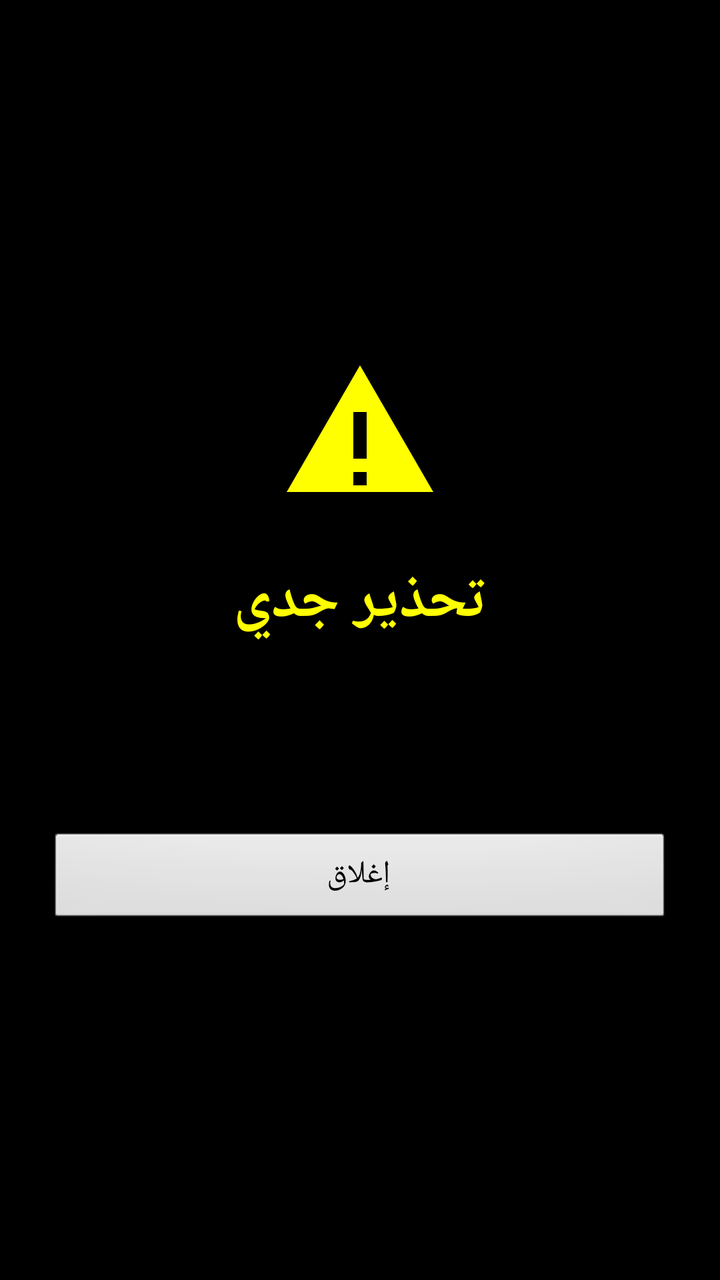
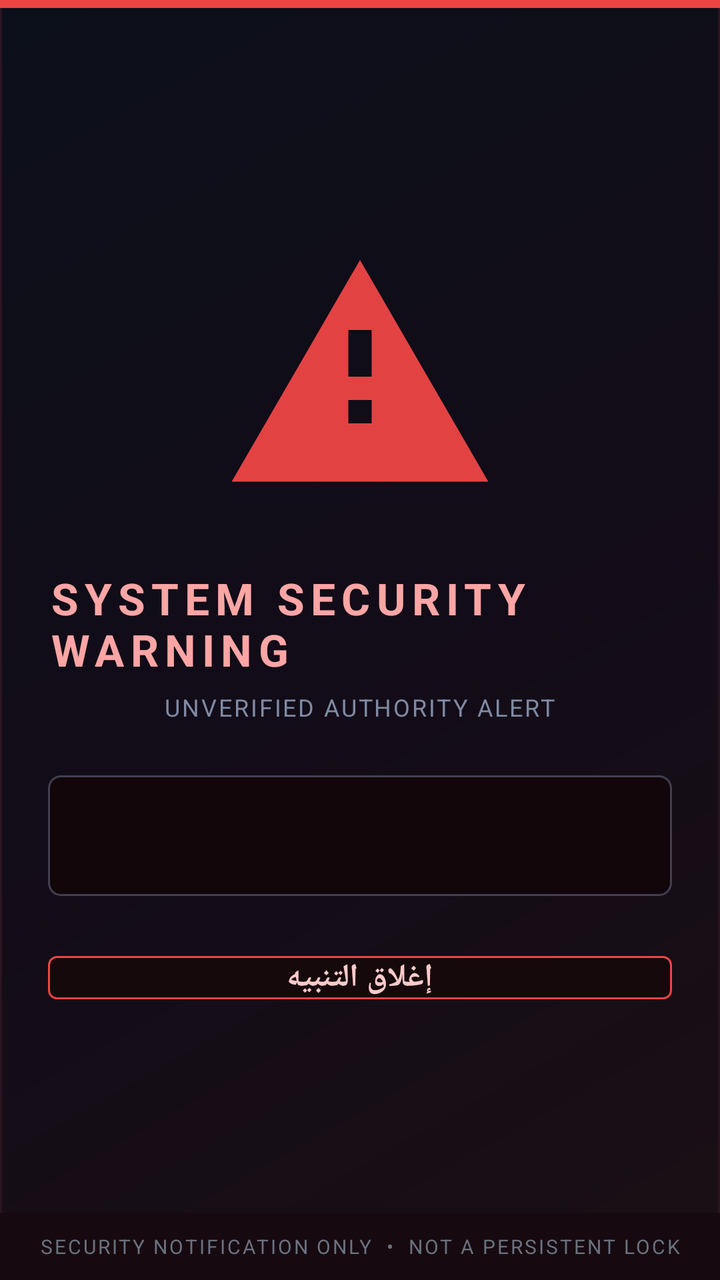

Two renders of the same Android screen: before a commit and after it. Below are the layout's source before the change and the commit's diff.
<!-- AndroidManifest.xml: activity theme android:Theme.Black.NoTitleBar.Fullscreen -->
<!-- res/layout/activity_serious_warning.xml -->
<?xml version="1.0" encoding="utf-8"?>
<LinearLayout xmlns:android="http://schemas.android.com/apk/res/android"
    android:layout_width="match_parent"
    android:layout_height="match_parent"
    android:orientation="vertical"
    android:gravity="center"
    android:background="#000000"
    android:padding="24dp">

    <ImageView
        android:layout_width="80dp"
        android:layout_height="80dp"
        android:contentDescription="علامة تحذير"
        android:src="@drawable/ic_warning_serious"
        android:layout_marginBottom="24dp" />

    <TextView
        android:layout_width="match_parent"
        android:layout_height="wrap_content"
        android:text="تحذير جدي"
        android:textSize="30sp"
        android:textColor="#FFFF00"
        android:textStyle="bold"
        android:gravity="center"
        android:layout_marginBottom="20dp" />

    <TextView
        android:id="@+id/warning_text"
        android:layout_width="match_parent"
        android:layout_height="wrap_content"
        android:textSize="20sp"
        android:textColor="#FFFFFF"
        android:lineSpacingExtra="5dp"
        android:gravity="center"
        android:padding="8dp" />

    <Button
        android:id="@+id/warning_close_button"
        android:layout_width="match_parent"
        android:layout_height="wrap_content"
        android:layout_marginTop="32dp"
        android:text="إغلاق"
        android:textSize="16sp" />

</LinearLayout>
<!-- resources referenced by this layout -->
<resources>
  <!-- drawable ic_warning_serious (drawable) -->
  <?xml version="1.0" encoding="utf-8"?>
  <vector xmlns:android="http://schemas.android.com/apk/res/android"
      android:width="64dp"
      android:height="64dp"
      android:viewportWidth="24"
      android:viewportHeight="24">
  
      <path
          android:fillColor="#FFFF00"
          android:pathData="M1,21h22L12,2L1,21z" />
  
      <path
          android:fillColor="#FF000000"
          android:pathData="M11,9h2v7h-2z" />
  
      <path
          android:fillColor="#FF000000"
          android:pathData="M11,18h2v2h-2z" />
  
  </vector>
</resources>

<!-- the commit's change to res/layout/activity_serious_warning.xml (unified diff, before → after) -->
@@ -3,43 +3,90 @@
     android:layout_width="match_parent"
     android:layout_height="match_parent"
     android:orientation="vertical"
-    android:gravity="center"
-    android:background="#000000"
-    android:padding="24dp">
+    android:background="@drawable/bg_serious_warning">
 
-    <ImageView
-        android:layout_width="80dp"
-        android:layout_height="80dp"
-        android:contentDescription="علامة تحذير"
-        android:src="@drawable/ic_warning_serious"
-        android:layout_marginBottom="24dp" />
+    <View
+        android:layout_width="match_parent"
+        android:layout_height="4dp"
+        android:background="#EF4444" />
+
+    <ScrollView
+        android:layout_width="match_parent"
+        android:layout_height="0dp"
+        android:layout_weight="1"
+        android:fillViewport="true">
+
+        <LinearLayout
+            android:layout_width="match_parent"
+            android:layout_height="wrap_content"
+            android:orientation="vertical"
+            android:gravity="center"
+            android:padding="24dp">
+
+            <ImageView
+                android:id="@+id/warning_icon"
+                android:layout_width="140dp"
+                android:layout_height="140dp"
+                android:layout_marginTop="20dp"
+                android:contentDescription="تحذير أمني"
+                android:src="@drawable/ic_serious_warning"
+                android:tint="#EF4444"
+                android:alpha="0.95" />
+
+            <TextView
+                android:layout_width="wrap_content"
+                android:layout_height="wrap_content"
+                android:layout_marginTop="26dp"
+                android:letterSpacing="0.14"
+                android:text="SYSTEM SECURITY WARNING"
+                android:textColor="#FCA5A5"
+                android:textSize="22sp"
+                android:textStyle="bold" />
+
+            <TextView
+                android:layout_width="wrap_content"
+                android:layout_height="wrap_content"
+                android:layout_marginTop="6dp"
+                android:letterSpacing="0.08"
+                android:text="UNVERIFIED AUTHORITY ALERT"
+                android:textColor="#7F8AA3"
+                android:textSize="12sp" />
+
+            <TextView
+                android:id="@+id/warning_text"
+                android:layout_width="match_parent"
+                android:layout_height="wrap_content"
+                android:layout_marginTop="26dp"
+                android:background="@drawable/bg_warning_text_box"
+                android:lineSpacingExtra="6dp"
+                android:padding="18dp"
+                android:textColor="#E5E7EB"
+                android:textSize="18sp"
+                android:gravity="center" />
+
+            <Button
+                android:id="@+id/warning_close_button"
+                android:layout_width="match_parent"
+                android:layout_height="wrap_content"
+                android:layout_marginTop="30dp"
+                android:layout_marginBottom="12dp"
+                android:background="@drawable/btn_warning_close"
+                android:text="إغلاق التنبيه"
+                android:textColor="#FECACA"
+                android:textSize="16sp"
+                android:textStyle="bold" />
+
+        </LinearLayout>
+    </ScrollView>
 
     <TextView
         android:layout_width="match_parent"
         android:layout_height="wrap_content"
-        android:text="تحذير جدي"
-        android:textSize="30sp"
-        android:textColor="#FFFF00"
-        android:textStyle="bold"
+        android:background="#160A10"
         android:gravity="center"
-        android:layout_marginBottom="20dp" />
-
-    <TextView
-        android:id="@+id/warning_text"
-        android:layout_width="match_parent"
-        android:layout_height="wrap_content"
-        android:textSize="20sp"
-        android:textColor="#FFFFFF"
-        android:lineSpacingExtra="5dp"
-        android:gravity="center"
-        android:padding="8dp" />
-
-    <Button
-        android:id="@+id/warning_close_button"
-        android:layout_width="match_parent"
-        android:layout_height="wrap_content"
-        android:layout_marginTop="32dp"
-        android:text="إغلاق"
-        android:textSize="16sp" />
-
+        android:padding="10dp"
+        android:text="SECURITY NOTIFICATION ONLY  •  NOT A PERSISTENT LOCK"
+        android:textColor="#6B7280"
+        android:textSize="10sp"
+        android:letterSpacing="0.1" />
 </LinearLayout>
<!-- resource entries referenced after the edit -->
@@ -1,25 +1,50 @@
 <!-- resources referenced by this layout -->
 <resources>
-  <!-- drawable ic_warning_serious (drawable) -->
+  <!-- drawable bg_serious_warning (drawable) -->
+  <?xml version="1.0" encoding="utf-8"?>
+  <shape xmlns:android="http://schemas.android.com/apk/res/android"
+      android:shape="rectangle">
+      <gradient
+          android:angle="315"
+          android:startColor="#0B0F19"
+          android:centerColor="#120C18"
+          android:endColor="#1A0F14"
+          android:type="linear" />
+      <stroke
+          android:width="1dp"
+          android:color="#2A1420" />
+  </shape>
+  <!-- drawable bg_warning_text_box (drawable) -->
+  <?xml version="1.0" encoding="utf-8"?>
+  <shape xmlns:android="http://schemas.android.com/apk/res/android"
+      android:shape="rectangle">
+      <solid android:color="#12060A" />
+      <stroke
+          android:width="1dp"
+          android:color="#Ef444455" />
+      <corners android:radius="6dp" />
+  </shape>
+  <!-- drawable btn_warning_close (drawable) -->
+  <?xml version="1.0" encoding="utf-8"?>
+  <shape xmlns:android="http://schemas.android.com/apk/res/android"
+      android:shape="rectangle">
+      <solid android:color="#16090C" />
+      <stroke
+          android:width="1dp"
+          android:color="#EF4444" />
+      <corners android:radius="4dp" />
+  </shape>
+  <!-- drawable ic_serious_warning (drawable) -->
   <?xml version="1.0" encoding="utf-8"?>
   <vector xmlns:android="http://schemas.android.com/apk/res/android"
-      android:width="64dp"
-      android:height="64dp"
+      android:width="256dp"
+      android:height="256dp"
       android:viewportWidth="24"
-      android:viewportHeight="24">
-  
+      android:viewportHeight="24"
+      android:tint="#EF4444">
       <path
-          android:fillColor="#FFFF00"
-          android:pathData="M1,21h22L12,2L1,21z" />
-  
-      <path
-          android:fillColor="#FF000000"
-          android:pathData="M11,9h2v7h-2z" />
-  
-      <path
-          android:fillColor="#FF000000"
-          android:pathData="M11,18h2v2h-2z" />
-  
+          android:fillColor="#FFFFFFFF"
+          android:pathData="M12,2L1,21h22L12,2zM13,16h-2v-2h2v2zM13,12h-2v-4h2v4z" />
   </vector>
 </resources>
 
